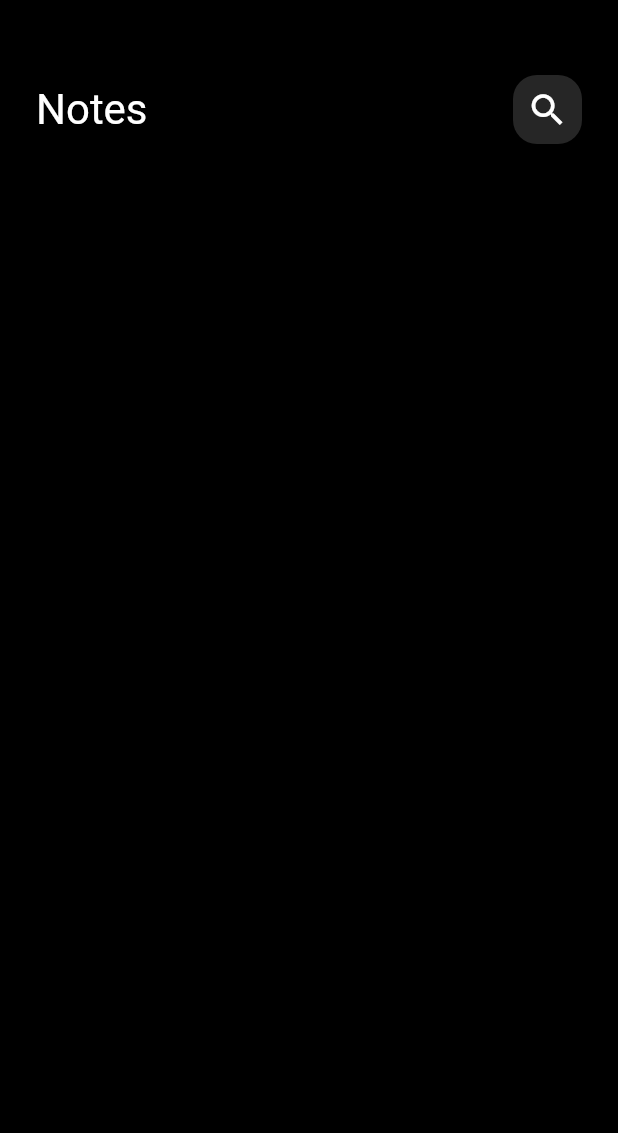
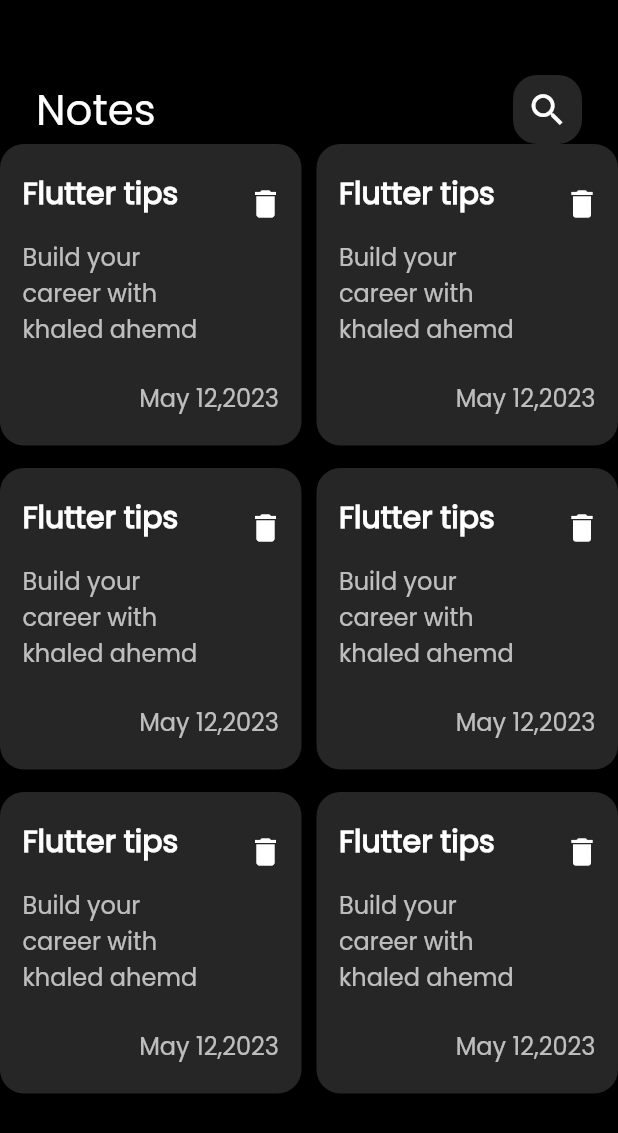
Before and after one commit to ka1395/Notes_App, a Flutter app: the screen it shows after launch, on a phone screen of 412 x 824 dp. Shown: the top 1133 px of the screen. Run offline on Flutter 3.47's test engine with Material 2 defaults, Android fonts, the phone set to English and light mode, and no system bars.

Commit message:
build note item and girdview note item

```diff
--- a/lib/main.dart
+++ b/lib/main.dart
@@ -13,7 +13,10 @@ class NotesApp extends StatelessWidget {
     return MaterialApp(
       debugShowCheckedModeBanner: false,
       theme: ThemeData(
-          brightness: Brightness.dark, scaffoldBackgroundColor: Colors.black),
+          brightness: Brightness.dark,
+           scaffoldBackgroundColor: Colors.black,
+           fontFamily: "Poppins",
+           ),
       home: const NotesView(),
     );
   }
--- /dev/null
+++ b/lib/views/widgets/note_item.dart
@@ -0,0 +1,55 @@
+import 'package:flutter/material.dart';
+
+class NoteItem extends StatelessWidget {
+  const NoteItem({super.key});
+
+  @override
+  Widget build(BuildContext context) {
+    return Container(
+      padding: const EdgeInsets.only(bottom: 20, left: 15),
+      decoration: BoxDecoration(
+          color: Colors.white.withOpacity(.15),
+          borderRadius: BorderRadius.circular(16)),
+      child: Column(
+        crossAxisAlignment: CrossAxisAlignment.end,
+        children: [
+          ListTile(
+            contentPadding: EdgeInsets.zero,
+            minVerticalPadding: 18,
+            title: const Text(
+              "Flutter tips",
+              overflow: TextOverflow.ellipsis,
+              style: TextStyle(fontSize: 20, fontWeight: FontWeight.bold),
+            ),
+            trailing: IconButton(
+              padding: EdgeInsets.zero,
+              icon: const Icon(
+                Icons.delete,
+                size: 24,
+              ),
+              onPressed: () {},
+            ),
+            subtitle:const  Padding(
+              padding:  EdgeInsets.only(top: 15),
+              child:  Text(
+                overflow: TextOverflow.ellipsis,
+                maxLines: 3,
+                "Build your career with khaled ahemd ",
+                style: TextStyle(fontSize: 16),
+              ),
+            ),
+          ),
+          const Spacer(),
+          Padding(
+            padding: const EdgeInsets.only(right: 15),
+            child: Text(
+              "May 12,2023",
+              style:
+                  Theme.of(context).textTheme.bodySmall!.copyWith(fontSize: 16),
+            ),
+          ),
+        ],
+      ),
+    );
+  }
+}
--- /dev/null
+++ b/lib/views/widgets/note_item_gridview.dart
@@ -0,0 +1,17 @@
+import 'package:flutter/material.dart';
+
+import 'note_item.dart';
+
+class NoteItemGridView extends StatelessWidget {
+  const NoteItemGridView({super.key});
+
+  @override
+  Widget build(BuildContext context) {
+    return GridView.count(
+        crossAxisCount: 2,
+        mainAxisSpacing: 15,
+        crossAxisSpacing: 10,
+        childAspectRatio: 1 / 1,
+        children: List.generate(6, (index) =>const NoteItem()));
+  }
+}
--- a/lib/views/widgets/notes_view_body.dart
+++ b/lib/views/widgets/notes_view_body.dart
@@ -1,6 +1,7 @@
 import 'package:flutter/material.dart';
 
 import 'custom_appbar.dart';
+import 'note_item_gridview.dart';
 
 class NotesViewBody extends StatelessWidget {
   const NotesViewBody({super.key});
@@ -8,16 +9,17 @@ class NotesViewBody extends StatelessWidget {
   @override
   Widget build(BuildContext context) {
     return Scaffold(
-      body: Padding(
-        padding: const EdgeInsets.symmetric(horizontal: 24),
-        child: Column(
-          children: const [
-            SizedBox(
-              height: 50,
-            ),
-            CustomAppBar(),
-          ],
-        ),
+      body: Column(
+        children: const [
+          SizedBox(
+            height: 50,
+          ),
+          Padding(
+            padding: EdgeInsets.symmetric(horizontal: 24),
+            child: CustomAppBar(),
+          ),
+          Expanded(child: NoteItemGridView()),
+        ],
       ),
     );
   }
```
Also changed, not shown: pubspec.yaml (+5 -6 lines), assets/fonts/Poppins-Regular.ttf (added).
